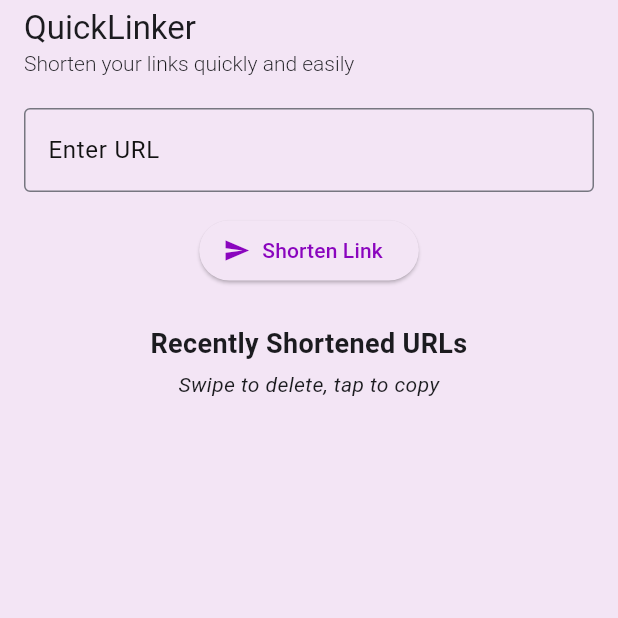
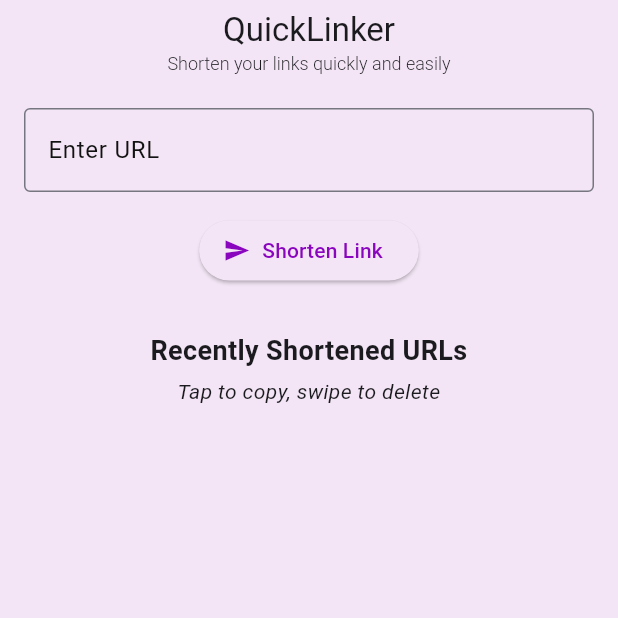
Before and after one commit to zejiran/quicklinker, a Flutter app: the screen it shows after launch, on a phone screen of 412 x 824 dp, the top half of it. Run offline on Flutter 3.47's test engine with Material 3 defaults, Android fonts, the phone set to English and light mode, and no system bars; our stand-ins replace audioplayers, connectivity, hive, hive_flutter, shimmer; accounts and stored records are empty.

Commit message:
Fix: center home screen app bar

```diff
--- a/lib/views/home/home_screen.dart
+++ b/lib/views/home/home_screen.dart
@@ -20,18 +20,21 @@ class HomeScreen extends StatelessWidget {
     return Scaffold(
       appBar: AppBar(
         title: const Column(
-          crossAxisAlignment: CrossAxisAlignment.start,
+          crossAxisAlignment: CrossAxisAlignment.center,
+          mainAxisAlignment: MainAxisAlignment.center,
+          mainAxisSize: MainAxisSize.min,
           children: [
             Text('QuickLinker'),
             Text(
               'Shorten your links quickly and easily',
-              style: TextStyle(fontSize: 14, fontWeight: FontWeight.w300),
+              style: TextStyle(fontSize: 12, fontWeight: FontWeight.w300),
             ),
           ],
         ),
+        centerTitle: true,
       ),
       body: Padding(
-        padding: const EdgeInsets.all(16.0),
+        padding: const EdgeInsets.all(16),
         child: Column(
           mainAxisAlignment: MainAxisAlignment.center,
           children: <Widget>[
@@ -48,7 +51,7 @@ class HomeScreen extends StatelessWidget {
                 }
               },
             ),
-            const SizedBox(height: 25),
+            const SizedBox(height: 30),
             const Text(
               'Recently Shortened URLs',
               style: TextStyle(fontSize: 18, fontWeight: FontWeight.bold),
@@ -56,7 +59,7 @@ class HomeScreen extends StatelessWidget {
             ),
             const SizedBox(height: 4),
             const Text(
-              'Swipe to delete, tap to copy',
+              'Tap to copy, swipe to delete',
               style: TextStyle(
                 fontSize: 14,
                 fontWeight: FontWeight.normal,
```
